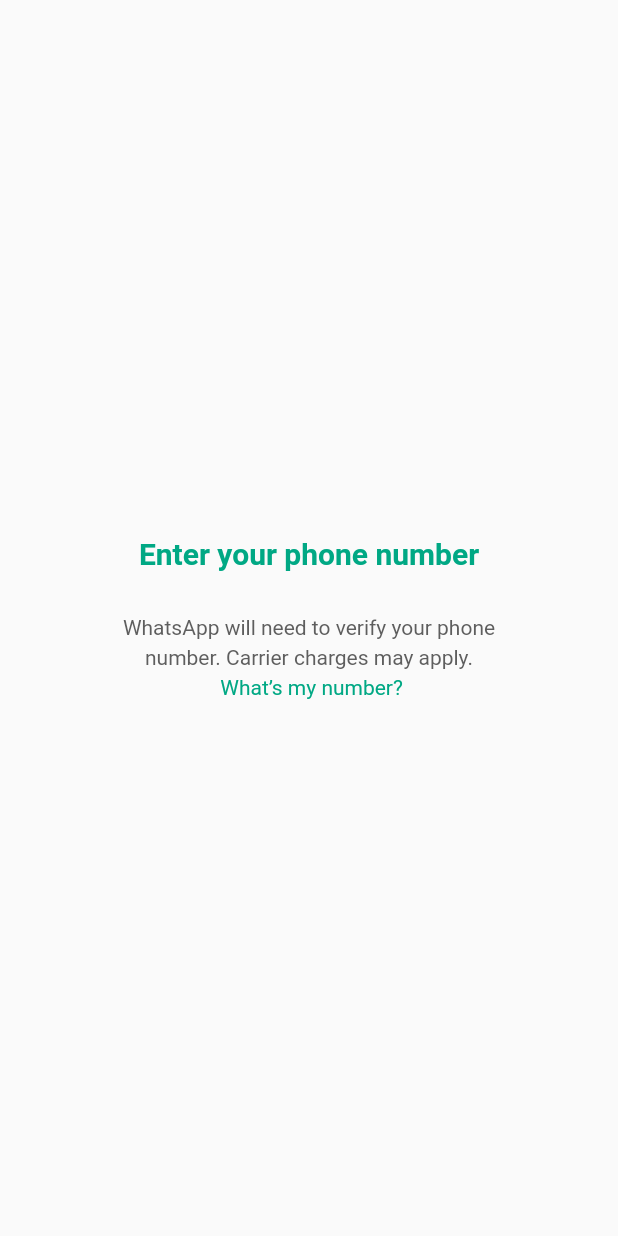
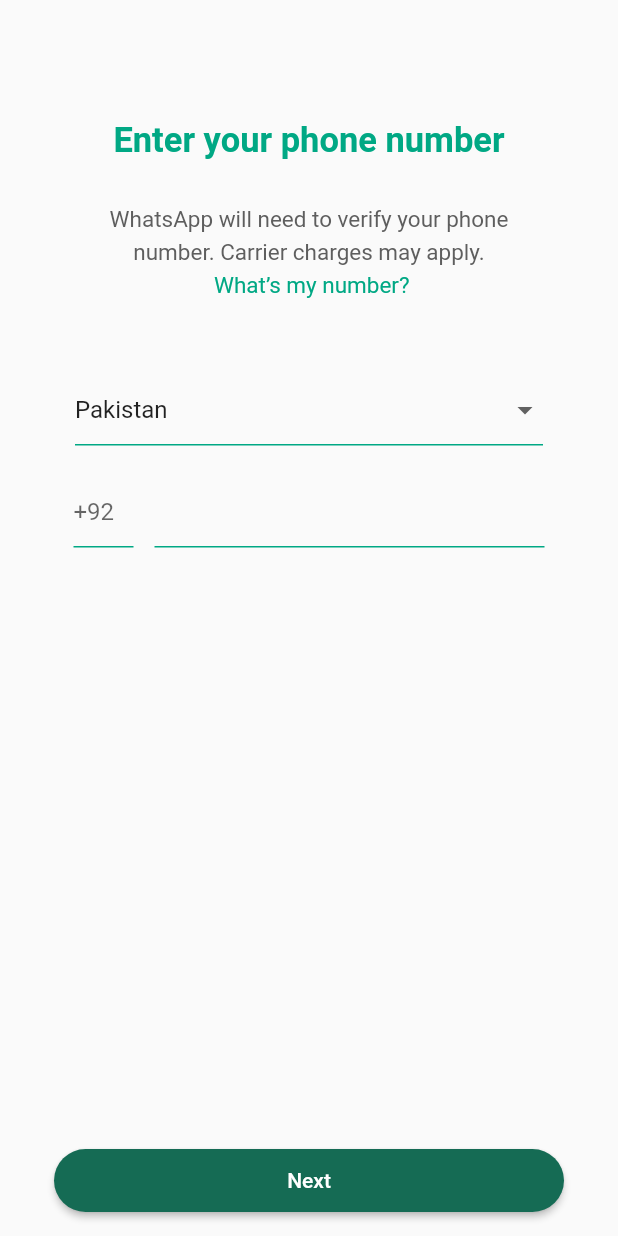
Before and after one commit to dawoodumar24/flutter_whatsapp_ui, a Flutter app: the screen it shows after launch, after a tap on "Agree and Continue", on a phone screen of 412 x 824 dp. Run offline on Flutter 3.47's test engine with Material 3 defaults, Android fonts, the phone set to English and light mode, and no system bars.

Commit message:
Login Screen Completed

```diff
--- a/lib/Screens/Login/loginpage.dart
+++ b/lib/Screens/Login/loginpage.dart
@@ -1,41 +1,114 @@
 import 'package:flutter/material.dart';
 import 'package:whatsapp_ui/Widgets/uiHelper.dart';
 
-class LoginPage extends StatelessWidget {
+class LoginPage extends StatefulWidget {
+  @override
+  State<LoginPage> createState() => _LoginPageState();
+}
+
+class _LoginPageState extends State<LoginPage> {
+  String selectedCountry = "Pakistan";
+
+  List<String> countries = [
+    "Pakistan",
+    "Palestine",
+    "India",
+    "UK",
+    "Germany",
+    "America",
+    "Bangladesh",
+  ];
+
+  var phoneController = TextEditingController();
+
   @override
   Widget build(BuildContext context) {
     return Scaffold(
       body: Center(
         child: Column(
-          mainAxisAlignment: MainAxisAlignment.center,
           children: [
+            SizedBox(height: 80),
             UiHelper.customText(
               text: "Enter your phone number",
-              height: 20,
+              height: 23,
               color: Color(0XFF00A884),
-              fontweight: FontWeight.bold
+              fontweight: FontWeight.bold,
             ),
-            SizedBox(height: 30,),
+            SizedBox(height: 30),
             UiHelper.customText(
               text: "WhatsApp will need to verify your phone",
-              height: 14,
+              height: 15,
               color: Color(0XFF5E5E5E),
             ),
-            SizedBox(height: 4,),
+            SizedBox(height: 4),
             UiHelper.customText(
               text: "number. Carrier charges may apply.",
-              height: 14,
+              height: 15,
               color: Color(0XFF5E5E5E),
             ),
-            SizedBox(height: 4,),
+            SizedBox(height: 4),
             UiHelper.customText(
               text: " What’s my number?",
-              height: 14,
+              height: 15,
               color: Color(0XFF00A884),
             ),
+            SizedBox(height: 50),
+            Padding(
+              padding: const EdgeInsets.only(left: 50,right: 50),
+              child: DropdownButtonFormField(items: countries.map((String country){
+                return DropdownMenuItem(child: Text(country.toString()),
+                value: country,);
+              }).toList(), onChanged: (value){
+                setState(() {
+                  selectedCountry = value!;
+                });
+              },
+                value: selectedCountry,
+                decoration: InputDecoration(
+                  enabledBorder: UnderlineInputBorder(
+                    borderSide: BorderSide(color: Color(0XFF00A884)),
+                  ),
+                  focusedBorder: UnderlineInputBorder(
+                    borderSide: BorderSide(color: Color(0XFF00A884)),
+                  )
+                ),
+              ),
+            ),
+            SizedBox(height: 20),
+            Row(
+              mainAxisAlignment: MainAxisAlignment.center,
+              children: [
+                SizedBox(width: 40,
+                child: TextField(
+                  keyboardType: TextInputType.number,
+                  decoration: InputDecoration(
+                    hintText: "+92",
+                    enabledBorder: UnderlineInputBorder(
+                      borderSide: BorderSide(color: Color(0XFF00A884)),
+                    ),
+                    focusedBorder: UnderlineInputBorder(
+                      borderSide: BorderSide(color: Color(0XFF00A884)),
+                  ),
+                ),),),
+                SizedBox(width: 14,),
+                SizedBox(width: 260,
+                child: TextField(
+                  controller: phoneController,
+                  keyboardType: TextInputType.number,
+                  decoration: InputDecoration(
+                    enabledBorder: UnderlineInputBorder(
+                      borderSide: BorderSide(color: Color(0XFF00A884)),
+                    )
+                  ),
+                ),)
+              ],
+            )
           ],
         ),
       ),
+      floatingActionButton: UiHelper.CustomButton(callback: () {}, buttonname: "Next"),
+      floatingActionButtonLocation: FloatingActionButtonLocation.centerFloat,
     );
+
   }
 }
```
